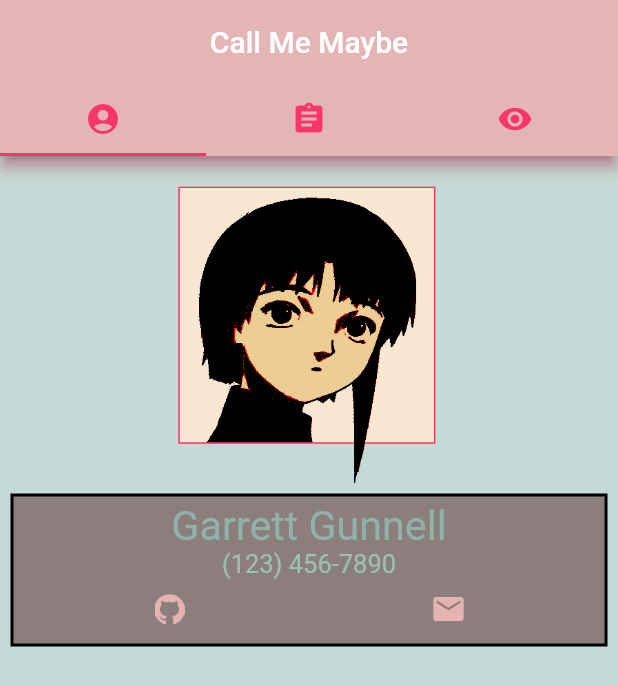
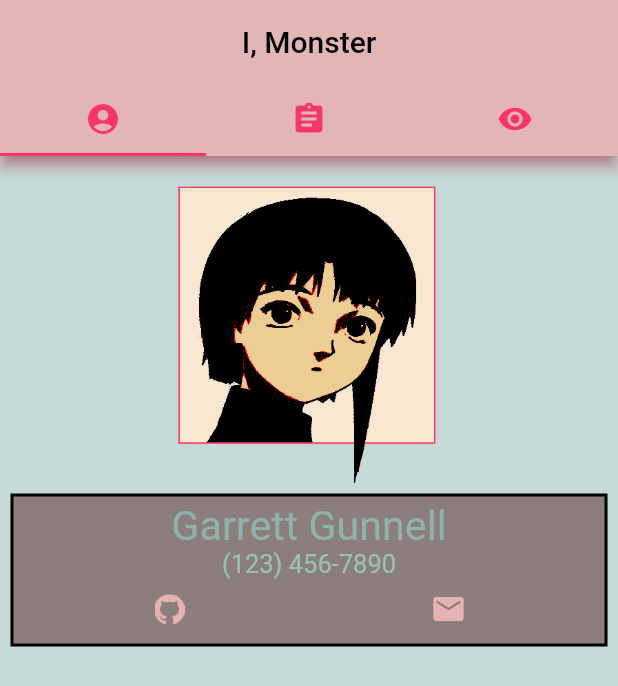
Before and after one commit to GarrettGunnell/CS492-Project-3, a Flutter app: the screen it shows after launch, on a phone screen of 412 x 824 dp. Shown: the top 686 px of the screen. Run offline on Flutter 3.47's test engine with Material 2 defaults, Android fonts, the phone set to English and light mode, and no system bars; Roboto replaces fonts that are missing (Terminus); project files that could hold a hidden picture were left out.

Commit message:
Update title

```diff
--- a/lib/main.dart
+++ b/lib/main.dart
@@ -1,4 +1,3 @@
-import 'package:flutter/gestures.dart';
 import 'package:flutter/material.dart';
 import 'package:url_launcher/url_launcher.dart';
 import 'dart:math';
@@ -16,7 +15,7 @@ class MyApp extends StatelessWidget {
         visualDensity: VisualDensity.adaptivePlatformDensity,
         fontFamily: 'Terminus'
       ),
-      home: MyHomePage(title: 'Call Me Maybe'),
+      home: MyHomePage(title: 'I, Monster'),
     );
   }
 }
@@ -68,7 +67,8 @@ class _MyHomePageState extends State<MyHomePage> {
   }
 
   Widget _businessCard() {
-    return Center(
+    return SingleChildScrollView(
+      child: Center(
         child: Column(
           crossAxisAlignment: CrossAxisAlignment.center,
           children: <Widget>[
@@ -97,7 +97,7 @@ class _MyHomePageState extends State<MyHomePage> {
             )
           ],
         ),
-      );
+      ));
   }
 
   Widget _resumePersonalInfo() {
@@ -109,7 +109,7 @@ class _MyHomePageState extends State<MyHomePage> {
           child: Column(
             crossAxisAlignment: CrossAxisAlignment.center,
             children: <Widget>[
-              Align(child: Text('Garrett Gunnell'), alignment: Alignment.centerLeft),
+              Align(child: Text('Garrett Gunnell', style: TextStyle(fontSize: 18.0)), alignment: Alignment.centerLeft),
               Align(child: Text('gunnellg@oregonstate.edu'), alignment: Alignment.centerLeft),
               Align(child: Text('github.com/GarrettGunnell'), alignment: Alignment.centerLeft),
             ]
@@ -203,7 +203,7 @@ class _MyHomePageState extends State<MyHomePage> {
         children: <Widget>[
           Padding(child: Text("Call Me... Maybe?", style: TextStyle(fontSize: 25)), padding: EdgeInsets.only(bottom: 8.0)),
           Padding(child: _predictorTapping(), padding: EdgeInsets.all(8.0)),
-          Padding(child: Text("${_answers[_answerKey]}"), padding: EdgeInsets.only(top: 8.0))
+          Padding(child: Text("${_answers[_answerKey]}", style: TextStyle(fontSize: 20.0)), padding: EdgeInsets.only(top: 8.0))
         ],
       ),
     );
@@ -218,7 +218,7 @@ class _MyHomePageState extends State<MyHomePage> {
         appBar: AppBar(
           shadowColor: Color(0xfff83b6c),
           backgroundColor: Color(0xffe4b5b5),
-          title: Center(child: Text(widget.title, textAlign: TextAlign.center)),
+          title: Center(child: Text(widget.title, textAlign: TextAlign.center, style: TextStyle(color: Colors.black))),
           bottom: TabBar(
             indicatorColor: Color(0xfff83667),
             tabs: [
```
